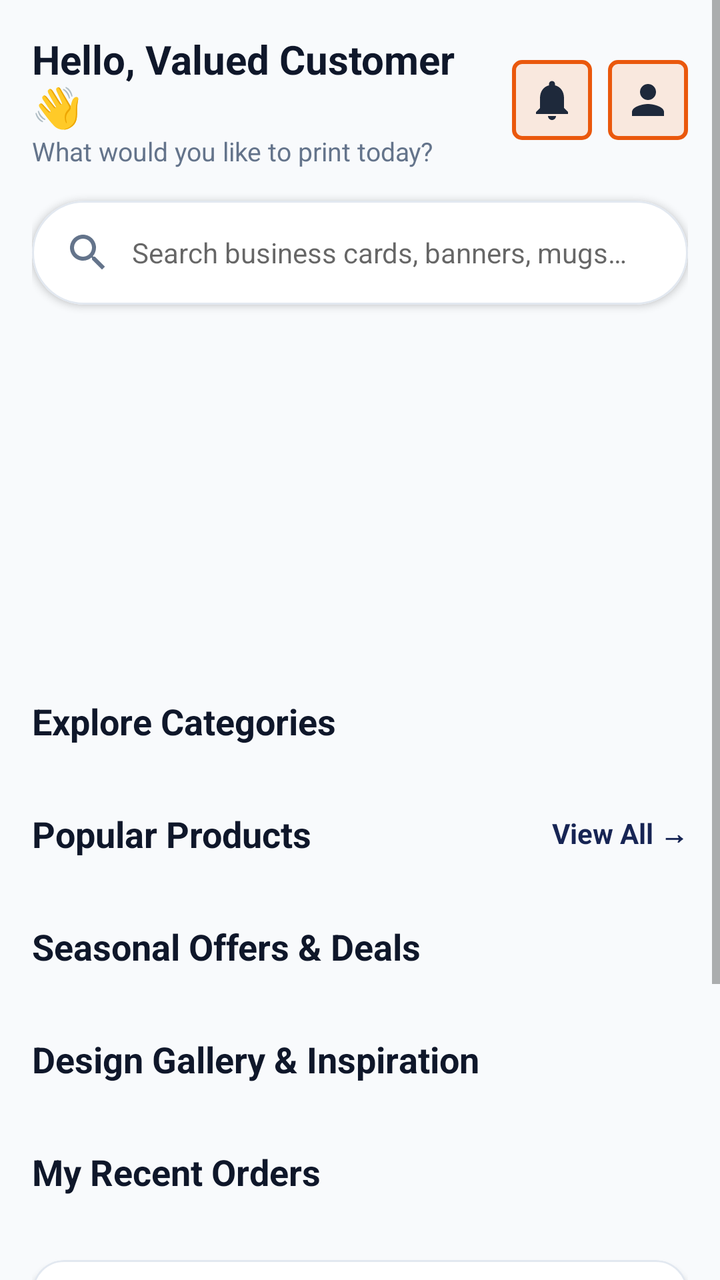
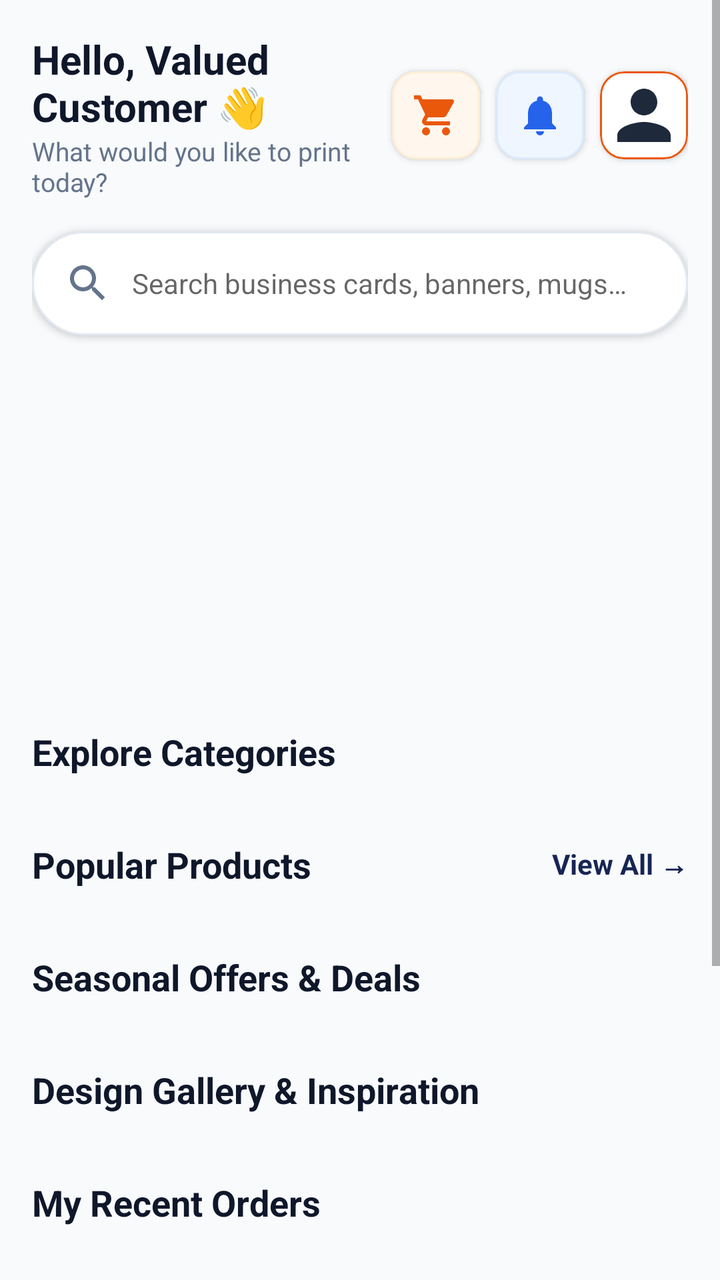

The first picture is an Android layout as it rendered before a commit; the second is the same layout after the commit. The layout source and the unified diff follow.
<!-- AndroidManifest.xml: application theme Theme.PrintXpress -->
<!-- res/layout/fragment_catalog.xml -->
<?xml version="1.0" encoding="utf-8"?>
<ScrollView xmlns:android="http://schemas.android.com/apk/res/android"
    xmlns:app="http://schemas.android.com/apk/res-auto"
    android:layout_width="match_parent"
    android:layout_height="match_parent"
    android:background="@color/background"
    android:fillViewport="true">

    <LinearLayout
        android:layout_width="match_parent"
        android:layout_height="wrap_content"
        android:orientation="vertical"
        android:padding="16dp">

        
        <LinearLayout
            android:layout_width="match_parent"
            android:layout_height="wrap_content"
            android:orientation="horizontal"
            android:gravity="center_vertical"
            android:layout_marginBottom="16dp">

            <LinearLayout
                android:layout_width="0dp"
                android:layout_weight="1"
                android:layout_height="wrap_content"
                android:orientation="vertical">

                <TextView
                    android:id="@+id/tvGreeting"
                    android:layout_width="wrap_content"
                    android:layout_height="wrap_content"
                    android:text="Hello, Valued Customer 👋"
                    android:textSize="20sp"
                    android:textStyle="bold"
                    android:textColor="@color/text_primary"/>

                <TextView
                    android:layout_width="wrap_content"
                    android:layout_height="wrap_content"
                    android:text="What would you like to print today?"
                    android:textSize="13sp"
                    android:textColor="@color/text_secondary"/>

            </LinearLayout>

            <ImageView
                android:id="@+id/ivNotificationBell"
                android:layout_width="40dp"
                android:layout_height="40dp"
                android:src="@drawable/ic_bell"
                android:background="@drawable/selection_border"
                android:padding="8dp"
                android:layout_marginEnd="8dp"
                android:contentDescription="Notifications"/>

            <ImageView
                android:id="@+id/ivProfileAvatar"
                android:layout_width="40dp"
                android:layout_height="40dp"
                android:src="@drawable/ic_profile"
                android:background="@drawable/selection_border"
                android:padding="8dp"
                android:scaleType="centerCrop"
                android:contentDescription="Profile avatar"/>

        </LinearLayout>

        
        <com.google.android.material.card.MaterialCardView
            android:layout_width="match_parent"
            android:layout_height="52dp"
            android:layout_marginBottom="20dp"
            app:cardCornerRadius="26dp"
            app:cardElevation="2dp"
            app:cardBackgroundColor="@color/surface"
            app:strokeWidth="1dp"
            app:strokeColor="@color/card_stroke">

            <LinearLayout
                android:layout_width="match_parent"
                android:layout_height="match_parent"
                android:orientation="horizontal"
                android:gravity="center_vertical"
                android:paddingHorizontal="16dp">

                <ImageView
                    android:id="@+id/ivSearchIconAction"
                    android:layout_width="24dp"
                    android:layout_height="24dp"
                    android:src="@drawable/ic_search"
                    android:contentDescription="Search"
                    android:layout_marginEnd="10dp"/>

                <EditText
                    android:id="@+id/etSearchCatalog"
                    android:layout_width="0dp"
                    android:layout_height="match_parent"
                    android:layout_weight="1"
                    android:background="@null"
                    android:hint="Search business cards, banners, mugs…"
                    android:textSize="14sp"
                    android:textColor="@color/text_primary"
                    android:imeOptions="actionSearch"
                    android:inputType="text"
                    android:singleLine="true"
                    android:maxLines="1"/>

                <ImageView
                    android:id="@+id/ivClearSearchCatalog"
                    android:layout_width="24dp"
                    android:layout_height="24dp"
                    android:src="@drawable/ic_close"
                    android:visibility="gone"
                    android:padding="4dp"
                    android:contentDescription="Clear search"/>

            </LinearLayout>
        </com.google.android.material.card.MaterialCardView>

        
        <androidx.viewpager2.widget.ViewPager2
            android:id="@+id/viewPagerPromos"
            android:layout_width="match_parent"
            android:layout_height="160dp"
            android:layout_marginBottom="16dp"/>

        
        <TextView
            android:layout_width="match_parent"
            android:layout_height="wrap_content"
            android:text="Explore Categories"
            android:textSize="18sp"
            android:textStyle="bold"
            android:textColor="@color/text_primary"
            android:layout_marginBottom="12dp"/>

        <androidx.recyclerview.widget.RecyclerView
            android:id="@+id/rvCategories"
            android:layout_width="match_parent"
            android:layout_height="wrap_content"
            android:orientation="horizontal"
            android:layout_marginBottom="20dp"/>

        
        <LinearLayout
            android:layout_width="match_parent"
            android:layout_height="wrap_content"
            android:orientation="horizontal"
            android:gravity="center_vertical"
            android:layout_marginBottom="12dp">

            <TextView
                android:layout_width="0dp"
                android:layout_weight="1"
                android:layout_height="wrap_content"
                android:text="Popular Products"
                android:textSize="18sp"
                android:textStyle="bold"
                android:textColor="@color/text_primary"/>

            <TextView
                android:id="@+id/tvViewAllProducts"
                android:layout_width="wrap_content"
                android:layout_height="wrap_content"
                android:text="View All →"
                android:textSize="14sp"
                android:textStyle="bold"
                android:textColor="@color/primary"/>
        </LinearLayout>

        <androidx.recyclerview.widget.RecyclerView
            android:id="@+id/rvPopularProducts"
            android:layout_width="match_parent"
            android:layout_height="wrap_content"
            android:orientation="horizontal"
            android:layout_marginBottom="20dp"/>

        
        <TextView
            android:layout_width="match_parent"
            android:layout_height="wrap_content"
            android:text="Seasonal Offers &amp; Deals"
            android:textSize="18sp"
            android:textStyle="bold"
            android:textColor="@color/text_primary"
            android:layout_marginBottom="12dp"/>

        <androidx.recyclerview.widget.RecyclerView
            android:id="@+id/rvSeasonalOffers"
            android:layout_width="match_parent"
            android:layout_height="wrap_content"
            android:nestedScrollingEnabled="false"
            android:layout_marginBottom="20dp"/>

        
        <TextView
            android:layout_width="match_parent"
            android:layout_height="wrap_content"
            android:text="Design Gallery &amp; Inspiration"
            android:textSize="18sp"
            android:textStyle="bold"
            android:textColor="@color/text_primary"
            android:layout_marginBottom="12dp"/>

        <androidx.recyclerview.widget.RecyclerView
            android:id="@+id/rvDesignGallery"
            android:layout_width="match_parent"
            android:layout_height="wrap_content"
            android:nestedScrollingEnabled="false"
            android:layout_marginBottom="20dp"/>

        
        <TextView
            android:layout_width="match_parent"
            android:layout_height="wrap_content"
            android:text="My Recent Orders"
            android:textSize="18sp"
            android:textStyle="bold"
            android:textColor="@color/text_primary"
            android:layout_marginBottom="12dp"/>

        <androidx.recyclerview.widget.RecyclerView
            android:id="@+id/rvRecentOrders"
            android:layout_width="match_parent"
            android:layout_height="wrap_content"
            android:nestedScrollingEnabled="false"
            android:layout_marginBottom="20dp"/>

        
        <com.google.android.material.card.MaterialCardView
            android:layout_width="match_parent"
            android:layout_height="wrap_content"
            android:layout_marginBottom="24dp"
            app:cardCornerRadius="16dp"
            app:cardElevation="2dp"
            app:cardBackgroundColor="@color/surface"
            app:strokeWidth="1dp"
            app:strokeColor="@color/card_stroke">

            <LinearLayout
                android:layout_width="match_parent"
                android:layout_height="wrap_content"
                android:orientation="vertical"
                android:padding="20dp">

                <TextView
                    android:layout_width="match_parent"
                    android:layout_height="wrap_content"
                    android:text="Need design help or print guidance?"
                    android:textSize="16sp"
                    android:textStyle="bold"
                    android:textColor="@color/text_primary"
                    android:layout_marginBottom="4dp"/>

                <TextView
                    android:layout_width="match_parent"
                    android:layout_height="wrap_content"
                    android:text="Check out our file setup guidelines, FAQs, or chat with our support team."
                    android:textSize="13sp"
                    android:textColor="@color/text_secondary"
                    android:layout_marginBottom="16dp"/>

                <Button
                    android:id="@+id/btnHelpSupport"
                    android:layout_width="wrap_content"
                    android:layout_height="wrap_content"
                    android:text="Visit Design Support"
                    android:backgroundTint="@color/primary"/>

            </LinearLayout>
        </com.google.android.material.card.MaterialCardView>

    </LinearLayout>
</ScrollView>
<!-- resources referenced by this layout -->
<resources>
  <color name="background">#F8FAFC</color>
  <color name="card_stroke">#E2E8F0</color>
  <color name="primary">#172554</color>
  <color name="surface">#FFFFFF</color>
  <color name="text_primary">#0F172A</color>
  <color name="text_secondary">#64748B</color>
  <!-- drawable ic_bell (drawable) -->
  <vector xmlns:android="http://schemas.android.com/apk/res/android"
      android:width="24dp"
      android:height="24dp"
      android:viewportWidth="24"
      android:viewportHeight="24">
    <path
        android:fillColor="#1E293B"
        android:pathData="M12,22c1.1,0 2,-0.9 2,-2h-4c0,1.1 0.9,2 2,2zM18,16v-5c0,-3.07 -1.63,-5.64 -4.5,-6.32V4c0,-0.83 -0.67,-1.5 -1.5,-1.5s-1.5,0.67 -1.5,1.5v0.68C7.64,5.36 6,7.92 6,11v5l-2,2v1h16v-1l-2,-2z"/>
  </vector>
  <!-- drawable ic_close (drawable) -->
  <vector xmlns:android="http://schemas.android.com/apk/res/android"
      android:width="24dp"
      android:height="24dp"
      android:viewportWidth="24"
      android:viewportHeight="24">
    <path
        android:fillColor="#94A3B8"
        android:pathData="M19,6.41L17.59,5 12,10.59 6.41,5 5,6.41 10.59,12 5,17.59 6.41,19 12,13.41 17.59,19 19,17.59 13.41,12z"/>
  </vector>
  <!-- drawable ic_profile (drawable) -->
  <vector xmlns:android="http://schemas.android.com/apk/res/android"
      android:width="24dp"
      android:height="24dp"
      android:viewportWidth="24"
      android:viewportHeight="24">
    <path
        android:fillColor="#1E293B"
        android:pathData="M12,12c2.21,0 4,-1.79 4,-4s-1.79,-4 -4,-4 -4,1.79 -4,4 1.79,4 4,4zM12,14c-2.67,0 -8,1.34 -8,4v2h16v-2c0,-2.66 -5.33,-4 -8,-4z"/>
  </vector>
  <!-- drawable ic_search (drawable) -->
  <vector xmlns:android="http://schemas.android.com/apk/res/android"
      android:width="24dp"
      android:height="24dp"
      android:viewportWidth="24"
      android:viewportHeight="24">
    <path
        android:fillColor="#64748B"
        android:pathData="M15.5,14h-0.79l-0.28,-0.27C15.41,12.59 16,11.11 16,9.5 16,5.91 13.09,3 9.5,3S3,5.91 3,9.5 5.91,16 9.5,16c1.61,0 3.09,-0.59 4.23,-1.57l0.27,0.28v0.79l5,4.99L20.49,19l-4.99,-5zm-6,0C7.01,14 5,11.99 5,9.5S7.01,5 9.5,5 14,7.01 14,9.5 11.99,14 9.5,14z"/>
  </vector>
  <!-- drawable selection_border (drawable) -->
  <?xml version="1.0" encoding="utf-8"?>
  <shape xmlns:android="http://schemas.android.com/apk/res/android"
      android:shape="rectangle">
      <stroke android:width="2dp" android:color="@color/secondary" />
      <corners android:radius="4dp" />
      <solid android:color="#22F97316" />
  </shape>
  <style name="Theme.PrintXpress" parent="Theme.MaterialComponents.DayNight.NoActionBar">
          <item name="colorPrimary">@color/primary</item>
          <item name="colorPrimaryVariant">@color/primary_variant</item>
          <item name="colorSecondary">@color/secondary</item>
          <item name="colorSecondaryVariant">@color/secondary_variant</item>
          <item name="android:statusBarColor">@color/primary_variant</item>
          <item name="android:windowBackground">@color/background</item>
          <item name="colorSurface">@color/surface</item>
          <item name="colorOnSurface">@color/text_primary</item>
      </style>
  <color name="secondary">#EA580C</color>
  <color name="primary_variant">#0F172A</color>
  <color name="secondary_variant">#C2410C</color>
</resources>

<!-- the commit's change to res/layout/fragment_catalog.xml (unified diff, before → after) -->
@@ -44,25 +44,72 @@
 
             </LinearLayout>
 
-            <ImageView
-                android:id="@+id/ivNotificationBell"
-                android:layout_width="40dp"
-                android:layout_height="40dp"
-                android:src="@drawable/ic_bell"
-                android:background="@drawable/selection_border"
-                android:padding="8dp"
+            <com.google.android.material.card.MaterialCardView
+                android:id="@+id/cardCartHeader"
+                android:layout_width="44dp"
+                android:layout_height="44dp"
                 android:layout_marginEnd="8dp"
-                android:contentDescription="Notifications"/>
-
-            <ImageView
-                android:id="@+id/ivProfileAvatar"
-                android:layout_width="40dp"
-                android:layout_height="40dp"
-                android:src="@drawable/ic_profile"
-                android:background="@drawable/selection_border"
-                android:padding="8dp"
-                android:scaleType="centerCrop"
-                android:contentDescription="Profile avatar"/>
+                app:cardCornerRadius="12dp"
+                app:cardElevation="2dp"
+                app:cardBackgroundColor="#FFF7ED"
+                app:strokeWidth="1dp"
+                app:strokeColor="#FFEDD5">
+
+                <ImageView
+                    android:id="@+id/ivCartIcon"
+                    android:layout_width="match_parent"
+                    android:layout_height="match_parent"
+                    android:src="@drawable/ic_cart"
+                    app:tint="#EA580C"
+                    android:padding="10dp"
+                    android:scaleType="fitCenter"
+                    android:contentDescription="Cart"/>
+
+            </com.google.android.material.card.MaterialCardView>
+
+            <com.google.android.material.card.MaterialCardView
+                android:id="@+id/cardBellHeader"
+                android:layout_width="44dp"
+                android:layout_height="44dp"
+                android:layout_marginEnd="8dp"
+                app:cardCornerRadius="12dp"
+                app:cardElevation="2dp"
+                app:cardBackgroundColor="#EFF6FF"
+                app:strokeWidth="1dp"
+                app:strokeColor="#DBEAFE">
+
+                <ImageView
+                    android:id="@+id/ivNotificationBell"
+                    android:layout_width="match_parent"
+                    android:layout_height="match_parent"
+                    android:src="@drawable/ic_bell"
+                    app:tint="#2563EB"
+                    android:padding="10dp"
+                    android:scaleType="fitCenter"
+                    android:contentDescription="Notifications"/>
+
+            </com.google.android.material.card.MaterialCardView>
+
+            <com.google.android.material.card.MaterialCardView
+                android:id="@+id/cardAvatarHeader"
+                android:layout_width="44dp"
+                android:layout_height="44dp"
+                app:cardCornerRadius="12dp"
+                app:cardElevation="2dp"
+                app:cardBackgroundColor="@color/surface"
+                app:strokeWidth="1dp"
+                app:strokeColor="#EA580C">
+
+                <ImageView
+                    android:id="@+id/ivProfileAvatar"
+                    android:layout_width="match_parent"
+                    android:layout_height="match_parent"
+                    android:src="@drawable/ic_profile"
+                    android:scaleType="centerCrop"
+                    android:padding="2dp"
+                    android:contentDescription="Profile avatar"/>
+
+            </com.google.android.material.card.MaterialCardView>
 
         </LinearLayout>
 
<!-- resource entries referenced after the edit -->
@@ -15,6 +15,16 @@
     <path
         android:fillColor="#1E293B"
         android:pathData="M12,22c1.1,0 2,-0.9 2,-2h-4c0,1.1 0.9,2 2,2zM18,16v-5c0,-3.07 -1.63,-5.64 -4.5,-6.32V4c0,-0.83 -0.67,-1.5 -1.5,-1.5s-1.5,0.67 -1.5,1.5v0.68C7.64,5.36 6,7.92 6,11v5l-2,2v1h16v-1l-2,-2z"/>
+  </vector>
+  <!-- drawable ic_cart (drawable) -->
+  <vector xmlns:android="http://schemas.android.com/apk/res/android"
+      android:width="24dp"
+      android:height="24dp"
+      android:viewportWidth="24"
+      android:viewportHeight="24">
+    <path
+        android:fillColor="#1E293B"
+        android:pathData="M7,18c-1.1,0 -1.99,0.9 -1.99,2S5.9,22 7,22s2,-0.9 2,-2 -0.9,-2 -2,-2zM1,2v2h2l3.6,7.59 -1.35,2.45c-0.16,0.28 -0.25,0.61 -0.25,0.96 0,1.1 0.9,2 2,2h12v-2H7.42c-0.14,0 -0.25,-0.11 -0.25,-0.25l0.03,-0.12 0.9,-1.63h7.45c0.75,0 1.41,-0.41 1.75,-1.03l3.58,-6.49c0.08,-0.14 0.12,-0.31 0.12,-0.48 0,-0.55 -0.45,-1 -1,-1H5.21l-0.94,-2H1zm16,16c-1.1,0 -1.99,0.9 -1.99,2s0.89,2 1.99,2 2,-0.9 2,-2 -0.9,-2 -2,-2z"/>
   </vector>
   <!-- drawable ic_close (drawable) -->
   <vector xmlns:android="http://schemas.android.com/apk/res/android"
@@ -46,14 +56,6 @@
         android:fillColor="#64748B"
         android:pathData="M15.5,14h-0.79l-0.28,-0.27C15.41,12.59 16,11.11 16,9.5 16,5.91 13.09,3 9.5,3S3,5.91 3,9.5 5.91,16 9.5,16c1.61,0 3.09,-0.59 4.23,-1.57l0.27,0.28v0.79l5,4.99L20.49,19l-4.99,-5zm-6,0C7.01,14 5,11.99 5,9.5S7.01,5 9.5,5 14,7.01 14,9.5 11.99,14 9.5,14z"/>
   </vector>
-  <!-- drawable selection_border (drawable) -->
-  <?xml version="1.0" encoding="utf-8"?>
-  <shape xmlns:android="http://schemas.android.com/apk/res/android"
-      android:shape="rectangle">
-      <stroke android:width="2dp" android:color="@color/secondary" />
-      <corners android:radius="4dp" />
-      <solid android:color="#22F97316" />
-  </shape>
   <style name="Theme.PrintXpress" parent="Theme.MaterialComponents.DayNight.NoActionBar">
           <item name="colorPrimary">@color/primary</item>
           <item name="colorPrimaryVariant">@color/primary_variant</item>
